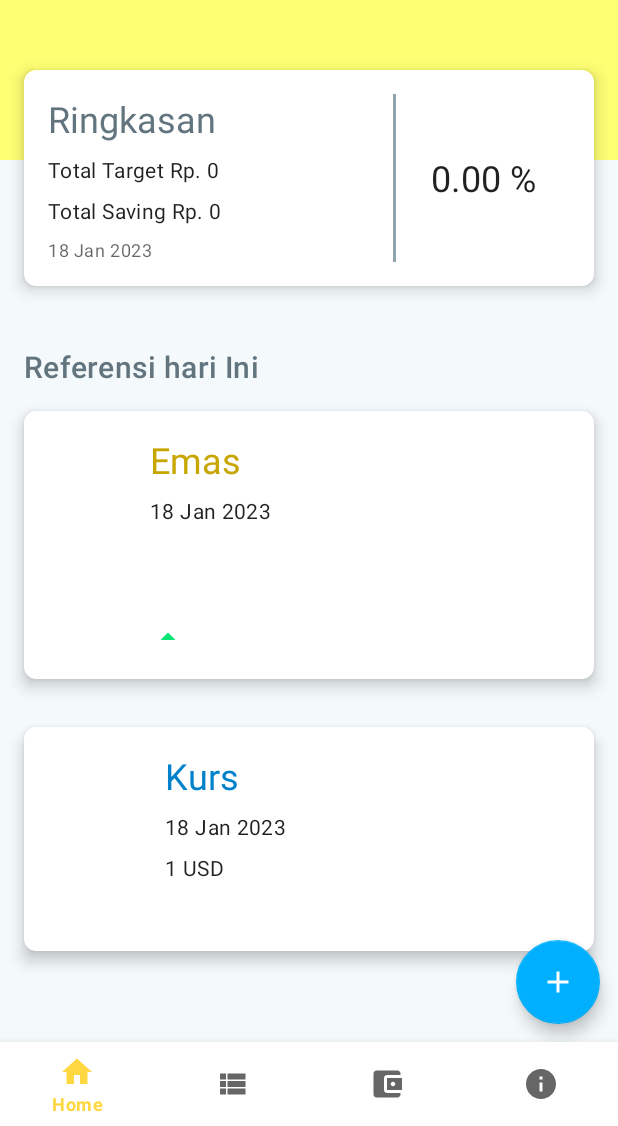
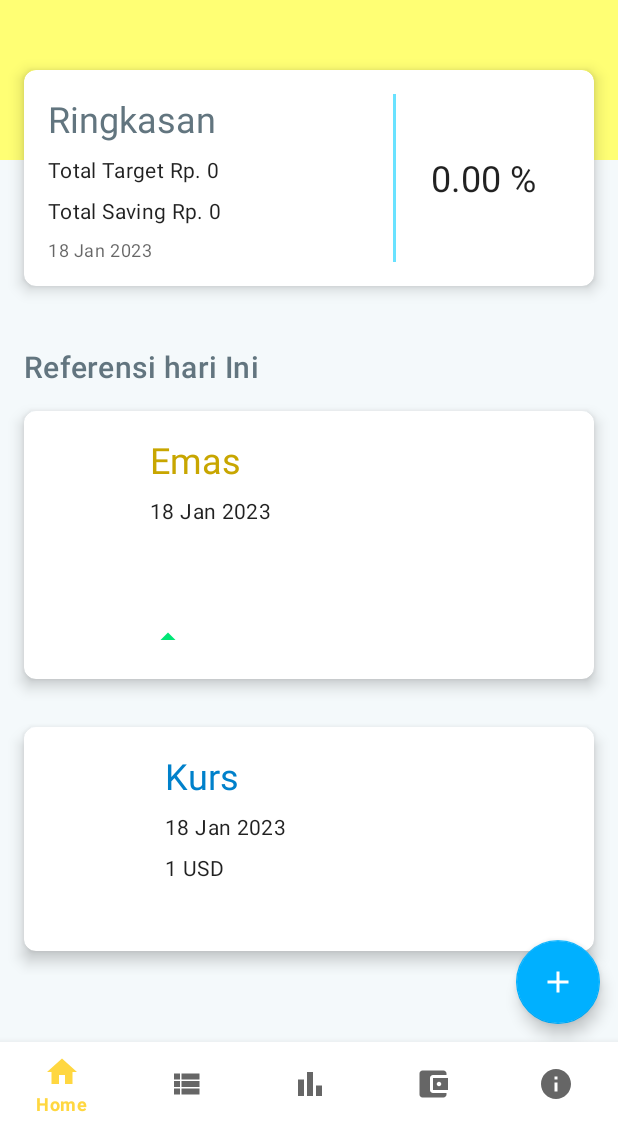
Before and after one commit to artfath/Nabung-Emas-App, an Android app: the screen it shows after launch (MainActivity), on a phone screen of 412 x 824 dp, the part 110-1236 px from its top. Run offline under Robolectric (Android 15) with nearby library versions, the phone set to English and light mode, and no system bars; our stand-ins replace Room's generated code, navigation-ui; 2 statements that could not run were skipped.

Commit message:
Add Graph page xml

```diff
--- a/app/src/main/AndroidManifest.xml
+++ b/app/src/main/AndroidManifest.xml
@@ -1,7 +1,8 @@
 <?xml version="1.0" encoding="utf-8"?>
-<manifest xmlns:android="http://schemas.android.com/apk/res/android"
-    package="com.apps.nabungemas">
+<manifest xmlns:android="http://schemas.android.com/apk/res/android">
     <uses-permission android:name="android.permission.INTERNET"/>
+
+    <uses-permission android:name="android.permission.POST_NOTIFICATIONS" />
 
     <application
         android:name="com.apps.nabungemas.DataApplication"
--- a/app/src/main/java/com/apps/nabungemas/DataApplication.kt
+++ b/app/src/main/java/com/apps/nabungemas/DataApplication.kt
@@ -7,4 +7,5 @@ class DataApplication: Application() {
     val database:TransactionRoomDatabase by lazy {
         TransactionRoomDatabase.getDatabase(this)
     }
+
 }
--- a/app/src/main/java/com/apps/nabungemas/viewmodel/GoldViewModel.kt
+++ b/app/src/main/java/com/apps/nabungemas/viewmodel/GoldViewModel.kt
@@ -20,7 +20,7 @@ import java.util.concurrent.TimeUnit
 
 class GoldViewModel(
     private val transtionDao: TransactionDao,
-    private val application: Application
+    application: Application
 ) : ViewModel() {
 
     private val workerManager = WorkManager.getInstance(application)
@@ -49,19 +49,6 @@ class GoldViewModel(
 //        getGoldPrice()
 //        getCurrency()
     }
-//    private fun getNewGold(
-//        currency: Double,
-//        prevPrice: Double,
-//        priceDifferent: Double,
-//        priceGram24k: Double
-//    ): GoldCurrenncyTable {
-//        return GoldCurrenncyTable(
-//            currency = currency,
-//            prevPrice = prevPrice,
-//            priceDifferent = priceDifferent,
-//            priceGram24k = priceGram24k,
-//        )
-//    }
 
     private fun getGoldCurrency() {
         viewModelScope.launch {
@@ -103,11 +90,12 @@ class GoldViewModel(
             .build()
 
         val work = PeriodicWorkRequestBuilder<InternetWorker>(24, TimeUnit.HOURS)
+            .setConstraints(constraint)
             .build()
 
         workerManager.enqueueUniquePeriodicWork(
                 WorkerConstant.NOTIFICATION_CHANNEL_NAME,
-                ExistingPeriodicWorkPolicy.KEEP,
+                ExistingPeriodicWorkPolicy.REPLACE,
                 work
             )
     }
--- a/app/src/main/java/com/apps/nabungemas/worker/InternetWorker.kt
+++ b/app/src/main/java/com/apps/nabungemas/worker/InternetWorker.kt
@@ -5,6 +5,7 @@ import android.util.Log
 import androidx.work.CoroutineWorker
 import androidx.work.Worker
 import androidx.work.WorkerParameters
+import com.apps.nabungemas.DataApplication
 import com.apps.nabungemas.data.GoldCurrenncyTable
 import com.apps.nabungemas.data.TransactionRoomDatabase
 import com.apps.nabungemas.network.CurrencyApi
@@ -21,6 +22,7 @@ import com.apps.nabungemas.data.TransactionDao as TransactionDao1
 class InternetWorker(context: Context,params:WorkerParameters):CoroutineWorker(context,params) {
     override suspend fun doWork(): Result = withContext(Dispatchers.IO) {
         val notification = WorkerUtils()
+        val database = DataApplication().database
 
         try {
             notification.statusNotification("Retrieve Data",applicationContext)
@@ -46,7 +48,7 @@ class InternetWorker(context: Context,params:WorkerParameters):CoroutineWorker(c
                         dateGold = dateGold,
                         dateCurrency = dateCurrency
                     )
-                    TransactionRoomDatabase.getDatabase(applicationContext).transactionDao().insertGoldCurrency(goldCurrency)
+                    database.transactionDao().insertGoldCurrency(goldCurrency)
                     Log.d("gold await",goldCurrency.toString())
                 }
 //            }
--- /dev/null
+++ b/app/src/main/res/drawable/ic_chart.xml
@@ -0,0 +1,7 @@
+<vector android:height="24dp" android:tint="#000000"
+    android:viewportHeight="24" android:viewportWidth="24"
+    android:width="24dp" xmlns:android="http://schemas.android.com/apk/res/android">
+    <path android:fillColor="@android:color/white" android:pathData="M4,9h4v11h-4z"/>
+    <path android:fillColor="@android:color/white" android:pathData="M16,13h4v7h-4z"/>
+    <path android:fillColor="@android:color/white" android:pathData="M10,4h4v16h-4z"/>
+</vector>
--- a/app/src/main/res/layout/fragment_home.xml
+++ b/app/src/main/res/layout/fragment_home.xml
@@ -108,7 +108,7 @@
                         <View
                             android:layout_width="2dp"
                             android:layout_height="match_parent"
-                            android:background="@color/grey_500" />
+                            android:background="@color/blue_200" />
 
                         <TextView
                             android:id="@+id/tv_percentage"
--- a/app/src/main/res/layout/list_transaction.xml
+++ b/app/src/main/res/layout/list_transaction.xml
@@ -55,7 +55,7 @@
                     android:layout_columnWeight="1"
                     android:textStyle="bold"
                     android:gravity="end"
-                    android:textColor="#7C7C7C"
+                    android:textColor="@color/black"
                     tools:text="100000"/>
             </GridLayout>
             <GridLayout
@@ -69,7 +69,7 @@
                     android:layout_width="wrap_content"
                     android:layout_height="wrap_content"
                     android:layout_column="0"
-                    android:textColor="#7C7C7C"
+                    android:textColor="@color/yellow_700"
                     tools:text="Emas Antam"/>
                 <TextView
                     android:id="@+id/tv_quantity"
@@ -80,7 +80,7 @@
                     android:gravity="end"
                     android:layout_column="1"
                     android:layout_columnWeight="1"
-                    android:textColor="#7C7C7C"
+                    android:textColor="@color/blue_700"
                     tools:text="1.2 gr"/>
             </GridLayout>
 
--- a/app/src/main/res/menu/bottom_navigation.xml
+++ b/app/src/main/res/menu/bottom_navigation.xml
@@ -6,6 +6,9 @@
     <item android:id="@+id/transactionFragment"
         android:icon="@drawable/ic_transaction"
         android:title="@string/transaction"/>
+    <item android:id="@+id/graphFragment"
+        android:icon="@drawable/ic_chart"
+        android:title="Graph"/>
     <item android:id="@+id/savingFragment"
         android:icon="@drawable/ic_wallet"
         android:title="@string/saving"/>
--- a/app/src/main/res/navigation/navigation_graph.xml
+++ b/app/src/main/res/navigation/navigation_graph.xml
@@ -58,4 +58,9 @@
             app:popUpTo="@id/savingFragment"
             app:popUpToInclusive="true" />
     </fragment>
+    <fragment
+        android:id="@+id/graphFragment"
+        android:name="com.apps.nabungemas.ui.GraphFragment"
+        android:label="fragment_graph"
+        tools:layout="@layout/fragment_graph" />
 </navigation>
```
Also changed, not shown: app/build.gradle (+15 -11 lines), app/src/main/java/com/apps/nabungemas/model/GoldUpdatePrice.kt (added, +26 -0 lines), app/src/main/java/com/apps/nabungemas/network/GoldPriceApi.kt (added, +30 -0 lines), app/src/main/java/com/apps/nabungemas/network/GoldPriceApiService.kt (added, +9 -0 lines), app/src/main/java/com/apps/nabungemas/ui/GraphFragment.kt (added, +37 -0 lines), app/src/main/java/com/apps/nabungemas/worker/WorkerUtils.kt (+17 -0 lines), app/src/main/res/layout/fragment_graph.xml (added, +36 -0 lines), build.gradle (+5 -5 lines), gradle/wrapper/gradle-wrapper.properties.
